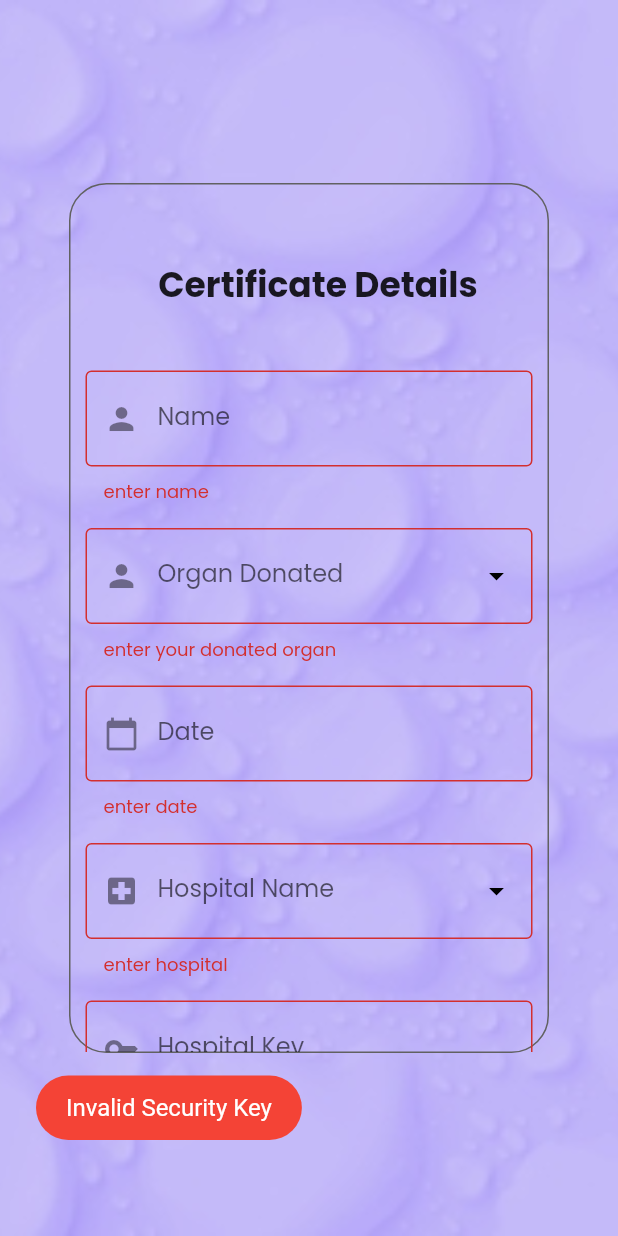
After one commit to Surajpatra700/OrganBridge, a Flutter app: the CertificateGenerate screen opened directly, after a tap on "submit", on a phone screen of 412 x 824 dp. The commit adds this screen. Run offline on Flutter 3.47's test engine with Material 2 defaults, Android fonts, the light colour scheme and no system bars; our stand-ins replace animated_text_kit, firebase_auth, firebase_core, firebase_database, fluttertoast, google_fonts and 1 more; accounts and stored records are empty; network calls fail.

Commit message:
second commit

```diff
--- a/lib/actions/splashservices.dart
+++ b/lib/actions/splashservices.dart
@@ -17,12 +17,12 @@ class SplashServices {
       Timer(
         const Duration(seconds: 5),
         () => Navigator.push(
-            context, MaterialPageRoute(builder: (context) => RequestorFormPage())));
+            context, MaterialPageRoute(builder: (context) => SignUpScreen())));
     }else{
       Timer(
         const Duration(seconds: 5),
         () => Navigator.push(
-            context, MaterialPageRoute(builder: (context) => RequestorFormPage())));
+            context, MaterialPageRoute(builder: (context) => HomePage())));
   }
 }
 }
--- a/lib/actions/utils.dart
+++ b/lib/actions/utils.dart
@@ -4,7 +4,7 @@ import 'package:fluttertoast/fluttertoast.dart';
 class Utils{
   void toastMessage(String message){
     Fluttertoast.showToast(
-        msg: "This is Center Short Toast",
+        msg: message,
         toastLength: Toast.LENGTH_SHORT,
         gravity: ToastGravity.BOTTOM_LEFT,
         timeInSecForIosWeb: 1,
--- a/lib/actions/utils_2.dart
+++ b/lib/actions/utils_2.dart
@@ -4,7 +4,7 @@ import 'package:fluttertoast/fluttertoast.dart';
 class Utilss{
   void toastMessage(String message){
     Fluttertoast.showToast(
-        msg: "This is Center Short Toast",
+        msg: message,
         toastLength: Toast.LENGTH_SHORT,
         gravity: ToastGravity.BOTTOM_LEFT,
         timeInSecForIosWeb: 1,
--- /dev/null
+++ b/lib/forms/certificate_generate.dart
@@ -0,0 +1,434 @@
+// ignore_for_file: prefer_const_constructors
+
+//import 'package:flutter/cupertino.dart';
+import 'package:firebase_database/firebase_database.dart';
+import 'package:flutter/material.dart';
+import 'package:organ_bridge_project/actions/round_button.dart';
+import 'package:organ_bridge_project/actions/utils.dart';
+
+class CertificateGenerate extends StatefulWidget {
+  const CertificateGenerate({super.key});
+
+  @override
+  State<CertificateGenerate> createState() => _CertificateGenerateState();
+}
+
+class _CertificateGenerateState extends State<CertificateGenerate> {
+  //List specification = ['Name','Organ Donated','Date','Hospital Admitted','Security Key'];
+  final database = FirebaseDatabase.instance.ref("certificate");
+  final _formKey = GlobalKey<FormState>();
+  final nameController = TextEditingController();
+  final organController = TextEditingController();
+  final dateController = TextEditingController();
+  final hospitalController = TextEditingController();
+  final securityController = TextEditingController();
+  bool loading = false;
+  @override
+  Widget build(BuildContext context) {
+    return Scaffold(
+      body: Container(
+        decoration: BoxDecoration(
+          image: DecorationImage(
+              image: AssetImage("assets/images/back.jpg"), fit: BoxFit.cover),
+        ),
+        child: Center(
+          child: Container(
+            height: 580,
+            width: 320,
+            //color: Colors.blue,
+            decoration: BoxDecoration(
+              border: Border.all(color: Colors.grey.shade700),
+              borderRadius: BorderRadius.circular(25),
+              color: Colors.transparent,
+            ),
+            child: SingleChildScrollView(
+              child: Form(
+                key: _formKey,
+                child: Column(
+                  children: [
+                    SizedBox(height: 50),
+                    Padding(
+                      padding: const EdgeInsets.only(left: 12.0),
+                      child: Text(
+                        "Certificate Details",
+                        style: TextStyle(
+                            fontSize: 23, fontWeight: FontWeight.bold),
+                      ),
+                    ),
+                    SizedBox(height: 40),
+                    //for (int i = 0; i < 5;i++)
+                    //if()
+                    Padding(
+                      padding: const EdgeInsets.symmetric(horizontal: 10.0),
+                      child: TextFormField(
+                        controller: nameController,
+                        decoration: InputDecoration(
+                          hintText: "Name",
+                          labelText: "Name",
+                          prefixIcon: Icon(Icons.person),
+                          border: OutlineInputBorder(),
+                        ),
+                        validator: ((value) {
+                          if (value!.isEmpty) {
+                            return "enter name";
+                          } else {
+                            return null;
+                          }
+                        }),
+                      ),
+                    ),
+                    SizedBox(
+                      height: 15,
+                    ),
+                    Padding(
+                      padding: const EdgeInsets.symmetric(horizontal: 10.0),
+                      child: TextFormField(
+                        controller: organController,
+                        decoration: InputDecoration(
+                          hintText: "Organ Donated",
+                          labelText: "Organ Donated",
+                          prefixIcon: Icon(Icons.person),
+                          border: OutlineInputBorder(),
+                          suffixIcon: PopupMenuButton(
+                              icon: Icon(Icons.arrow_drop_down,
+                                  color: Colors.black),
+                              itemBuilder: (context) => [
+                                    PopupMenuItem(
+                                      value: 1,
+                                      child: Text("Heart"),
+                                      onTap: () {
+                                        setState(() {
+                                          organController.text = "Heart";
+                                        });
+                                      },
+                                    ),
+                                    PopupMenuItem(
+                                      value: 2,
+                                      child: Text("Kidney"),
+                                      onTap: () {
+                                        setState(() {
+                                          organController.text = "Kidney";
+                                        });
+                                      },
+                                    ),
+                                    PopupMenuItem(
+                                      value: 3,
+                                      child: Text("intestine"),
+                                      onTap: () {
+                                        setState(() {
+                                          organController.text = "intestine";
+                                        });
+                                      },
+                                    ),
+                                    PopupMenuItem(
+                                      value: 4,
+                                      child: Text("Bone Marrow"),
+                                      onTap: () {
+                                        setState(() {
+                                          organController.text = "Bone Marrow";
+                                        });
+                                      },
+                                    ),
+                                    PopupMenuItem(
+                                      value: 5,
+                                      child: Text("Eyes"),
+                                      onTap: () {
+                                        setState(() {
+                                          organController.text = "Eyes";
+                                        });
+                                      },
+                                    ),
+                                    PopupMenuItem(
+                                      value: 6,
+                                      child: Text("Skin"),
+                                      onTap: () {
+                                        setState(() {
+                                          organController.text = "Skin";
+                                        });
+                                      },
+                                    ),
+                                    PopupMenuItem(
+                                      value: 7,
+                                      child: Text("Pancreas"),
+                                      onTap: () {
+                                        setState(() {
+                                          organController.text = "Pancreas";
+                                        });
+                                      },
+                                    ),
+                                    PopupMenuItem(
+                                      value: 8,
+                                      child: Text("Liver"),
+                                      onTap: () {
+                                        setState(() {
+                                          organController.text = "Liver";
+                                        });
+                                      },
+                                    ),
+                                    PopupMenuItem(
+                                      value: 9,
+                                      child: Text("Lungs"),
+                                      onTap: () {
+                                        setState(() {
+                                          organController.text = "Lungs";
+                                        });
+                                      },
+                                    ),
+                                  ]),
+                        ),
+                        validator: ((value) {
+                          if (value!.isEmpty) {
+                            return "enter your donated organ";
+                          } else {
+                            return null;
+                          }
+                        }),
+                      ),
+                    ),
+                    SizedBox(
+                      height: 15,
+                    ),
+                    Padding(
+                      padding: const EdgeInsets.symmetric(horizontal: 10.0),
+                      child: TextFormField(
+                        controller: dateController,
+                        onTap: () async {
+                          DateTime? pickedDate = await showDatePicker(
+                              context: context,
+                              initialDate: DateTime.now(),
+                              firstDate: DateTime(2000),
+                              lastDate: DateTime.now());
+                          if (pickedDate != null) {
+                            setState(() {
+                              dateController.text = pickedDate.toString();
+                            });
+                          } else {
+                            return null;
+                          }
+                        },
+                        decoration: InputDecoration(
+                          hintText: "yyyy-mm-dd",
+                          labelText: "Date",
+                          prefixIcon: Icon(Icons.calendar_today),
+                          border: OutlineInputBorder(),
+                        ),
+                        validator: ((value) {
+                          if (value!.isEmpty) {
+                            return "enter date";
+                          } else {
+                            return null;
+                          }
+                        }),
+                      ),
+                    ),
+                    SizedBox(
+                      height: 15,
+                    ),
+                    Padding(
+                      padding: const EdgeInsets.symmetric(horizontal: 10.0),
+                      child: TextFormField(
+                        controller: hospitalController,
+                        decoration: InputDecoration(
+                          hintText: "Hospital Name",
+                          labelText: "Hospital Name",
+                          prefixIcon: Icon(Icons.local_hospital),
+                          border: OutlineInputBorder(),
+                          suffixIcon: PopupMenuButton(
+                              icon: Icon(Icons.arrow_drop_down,
+                                  color: Colors.black),
+                              itemBuilder: (context) => [
+                                    PopupMenuItem(
+                                      value: 1,
+                                      child: Text("AIIMS,Bhubaneswar"),
+                                      onTap: () {
+                                        setState(() {
+                                          hospitalController.text =
+                                              "AIIMS,Bhubaneswar";
+                                        });
+                                      },
+                                    ),
+                                    PopupMenuItem(
+                                      value: 2,
+                                      child: Text("SCB,Cuttack"),
+                                      onTap: () {
+                                        setState(() {
+                                          hospitalController.text =
+                                              "SCB,Cuttack";
+                                        });
+                                      },
+                                    ),
+                                    PopupMenuItem(
+                                      value: 3,
+                                      child: Text("SUM Hospital,Bhubaneswar"),
+                                      onTap: () {
+                                        setState(() {
+                                          hospitalController.text =
+                                              "SUM Hospital,Bhubaneswar";
+                                        });
+                                      },
+                                    ),
+                                    PopupMenuItem(
+                                      value: 4,
+                                      child: Text("AMRI Hospital,Bhubaneswar"),
+                                      onTap: () {
+                                        setState(() {
+                                          hospitalController.text =
+                                              "AMRI Hospital,Bhubaneswar";
+                                        });
+                                      },
+                                    ),
+                                    PopupMenuItem(
+                                      value: 5,
+                                      child:
+                                          Text("APOLLO Hospital,Bhubaneswar"),
+                                      onTap: () {
+                                        setState(() {
+                                          hospitalController.text =
+                                              "APOLLO Hospital,Bhubaneswar";
+                                        });
+                                      },
+                                    ),
+                                    PopupMenuItem(
+                                      value: 6,
+                                      child: Text("KIMS Hospital,Bhubaneswar"),
+                                      onTap: () {
+                                        setState(() {
+                                          hospitalController.text =
+                                              "KIMS Hospital,Bhubaneswar";
+                                        });
+                                      },
+                                    ),
+                                    PopupMenuItem(
+                                      value: 7,
+                                      child:
+                                          Text("Sparsh Hospital,Bhubaneswar"),
+                                      onTap: () {
+                                        setState(() {
+                                          hospitalController.text =
+                                              "Sparsh Hospital,Bhubaneswar";
+                                        });
+                                      },
+                                    ),
+                                    PopupMenuItem(
+                                      value: 8,
+                                      child: Text("Care Ultima,Bhubaneswar"),
+                                      onTap: () {
+                                        setState(() {
+                                          hospitalController.text =
+                                              "Care Ultima,Bhubaneswar";
+                                        });
+                                      },
+                                    ),
+                                    PopupMenuItem(
+                                      value: 9,
+                                      child: Text("Kar Clinic,Bhubaneswar"),
+                                      onTap: () {
+                                        setState(() {
+                                          hospitalController.text =
+                                              "Kar Clinic,Bhubaneswar";
+                                        });
+                                      },
+                                    ),
+                                    PopupMenuItem(
+                                      value: 10,
+                                      child:
+                                          Text("Aspire Hospital,Bhubaneswar"),
+                                      onTap: () {
+                                        setState(() {
+                                          hospitalController.text =
+                                              "Aspire Hospital,Bhubaneswar";
+                                        });
+                                      },
+                                    ),
+                                  ]),
+                        ),
+                        validator: ((value) {
+                          if (value!.isEmpty) {
+                            return "enter hospital";
+                          } else {
+                            return null;
+                          }
+                        }),
+                      ),
+                    ),
+                    SizedBox(
+                      height: 15,
+                    ),
+                    Padding(
+                      padding: const EdgeInsets.symmetric(horizontal: 10.0),
+                      child: TextFormField(
+                        controller: securityController,
+                        obscureText: true,
+                        decoration: InputDecoration(
+                          hintText: "Hospital Key",
+                          labelText: "Hospital Key",
+                          prefixIcon: Icon(Icons.key),
+                          border: OutlineInputBorder(),
+                        ),
+                        validator: ((value) {
+                          if (value!.isEmpty) {
+                            return "enter key";
+                          } else {
+                            return null;
+                          }
+                        }),
+                      ),
+                    ),
+                    SizedBox(
+                      height: 15,
+                    ),
+                    Padding(
+                      padding: const EdgeInsets.symmetric(horizontal: 15.0),
+                      child: RoundButton(
+                        loading: loading,
+                        title: "submit",
+                        onTap: (() {
+                          if (_formKey.currentState!.validate() &&
+                              securityController.text.toString() == "770055") {
+                            setState(() {
+                              loading = true;
+                            });
+                            final id = DateTime.now()
+                                .millisecondsSinceEpoch
+                                .toString();
+                            database.child(id).set({
+                              "name": nameController.text.toString(),
+                              "organ": organController.text.toString(),
+                              "date": dateController.text.toString(),
+                              "hospital": hospitalController.text.toString(),
+                              "key": securityController.text.toString(),
+                            }).then((value) {
+                              setState(() {
+                                loading = false;
+                              });
+                              // Navigator.push(
+                              //     context,
+                              //     MaterialPageRoute(
+                              //         builder: ((context) =>
+                              //             CertificatePage())));
+                              Utils().toastMessage(
+                                  "Thank You For your Valuable Support");
+                            }).onError((error, stackTrace) {
+                              setState(() {
+                                loading = false;
+                              });
+                              Utils().toastMessage(error.toString());
+                            });
+                          } else {
+                            Utils().toastMessage("Invalid Security Key");
+                          }
+                        }),
+                        //color: Colors.deepPurple,
+                      ),
+                    ),
+                  ],
+                ),
+              ),
+            ),
+          ),
+        ),
+      ),
+      //),
+    );
+  }
+}
```
Also changed, not shown: lib/actions/raised_button.dart (added, +29 -0 lines), lib/homepage/home_stack.dart (+10 -8 lines), lib/screens/login_screen_donor.dart (+0 -25 lines).
